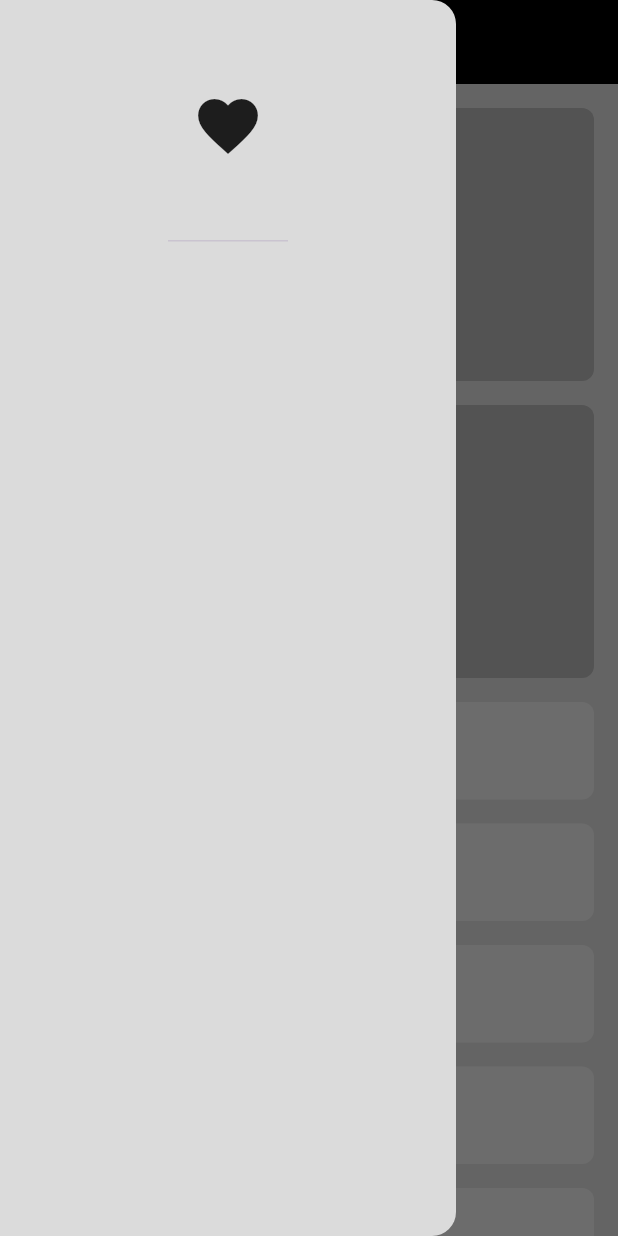
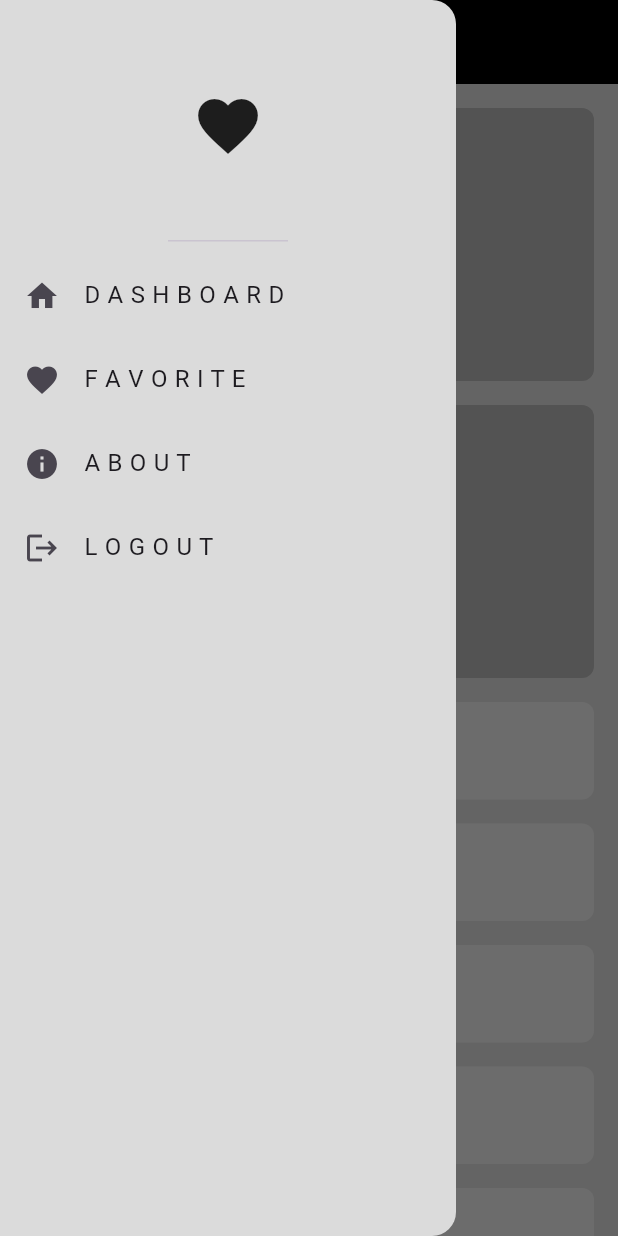
Before and after one commit to mhussien1102/Responsive_Ui, a Flutter app: the screen it shows after launch, with the side drawer open, on a phone screen of 412 x 824 dp. Run offline on Flutter 3.47's test engine with Material 3 defaults, Android fonts, the phone set to English and light mode, and no system bars.

Commit message:
22.finish Mobile Layout

```diff
--- /dev/null
+++ b/lib/models/drawer_item_model.dart
@@ -0,0 +1,8 @@
+import 'package:flutter/material.dart';
+
+class DrawerItemModel {
+  final String txt;
+  final IconData icon;
+
+  DrawerItemModel({required this.txt, required this.icon});
+}
--- a/lib/views/widgets/custom_drawer.dart
+++ b/lib/views/widgets/custom_drawer.dart
@@ -1,14 +1,28 @@
 import 'package:flutter/material.dart';
+import 'package:responsive_ui/models/drawer_item_model.dart';
+
+import 'custom_drawer_item.dart';
+import 'custom_drawer_items_list_view.dart';
 
 class CustomDrawer extends StatelessWidget {
-  const CustomDrawer({super.key});
+  CustomDrawer({super.key});
+
+  final List<DrawerItemModel> items = [
+    DrawerItemModel(icon: Icons.home, txt: 'D A S H B O A R D'),
+    DrawerItemModel(icon: Icons.favorite, txt: 'F A V O R I T E'),
+    DrawerItemModel(icon: Icons.info, txt: 'A B O U T'),
+    DrawerItemModel(icon: Icons.logout, txt: 'L O G O U T'),
+  ];
 
   @override
   Widget build(BuildContext context) {
     return Drawer(
       backgroundColor: Color(0xffdbdbdb),
       child: Column(
-        children: [DrawerHeader(child: Icon(Icons.favorite, size: 48))],
+        children: [
+          DrawerHeader(child: Icon(Icons.favorite, size: 48)),
+          CustomDrawerItemsListView(items: items),
+        ],
       ),
     );
   }
--- /dev/null
+++ b/lib/views/widgets/custom_drawer_item.dart
@@ -0,0 +1,16 @@
+import 'package:flutter/material.dart';
+
+import '../../models/drawer_item_model.dart';
+
+class CustomDrawerItem extends StatelessWidget {
+  final DrawerItemModel drawerItemModel;
+  const CustomDrawerItem({super.key, required this.drawerItemModel});
+
+  @override
+  Widget build(BuildContext context) {
+    return ListTile(
+      leading: Icon(drawerItemModel.icon),
+      title: Text(drawerItemModel.txt),
+    );
+  }
+}
--- /dev/null
+++ b/lib/views/widgets/custom_drawer_items_list_view.dart
@@ -0,0 +1,22 @@
+import 'package:flutter/material.dart';
+
+import '../../models/drawer_item_model.dart';
+import 'custom_drawer_item.dart';
+
+class CustomDrawerItemsListView extends StatelessWidget {
+  const CustomDrawerItemsListView({super.key, required this.items});
+
+  final List<DrawerItemModel> items;
+
+  @override
+  Widget build(BuildContext context) {
+    return ListView.builder(
+      shrinkWrap: true,
+      physics: NeverScrollableScrollPhysics(),
+      itemCount: items.length,
+      itemBuilder: (context, index) {
+        return CustomDrawerItem(drawerItemModel: items[index]);
+      },
+    );
+  }
+}
```
